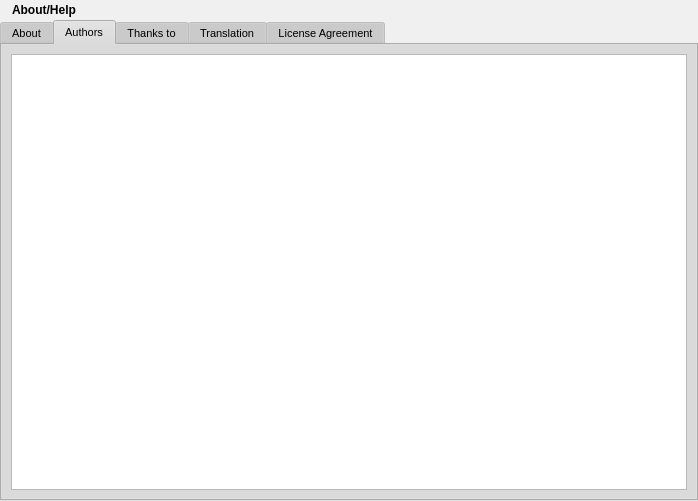
Above: rs-Qt-gui/src/gui/HelpDialog.ui from autoscatto/retroshare before the change. Below: the same form after it.
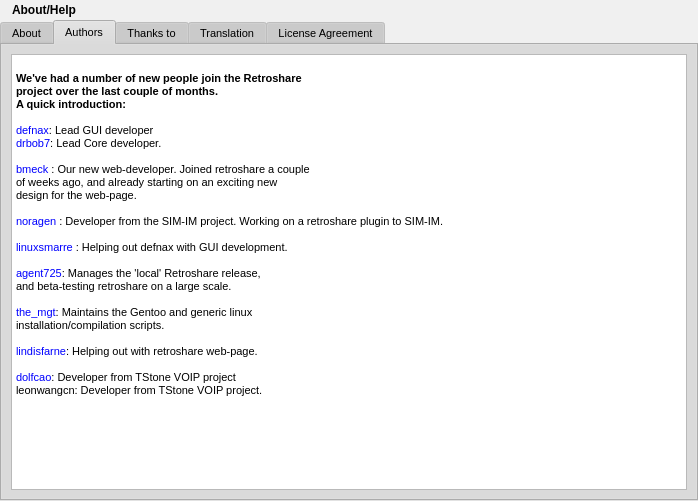
That is the form after the change. The open tabs and pages were chosen to show the change. Icons and pictures are not drawn.

Commit message: added Developers list in Authors

```diff
--- a/rs-Qt-gui/src/gui/HelpDialog.ui
+++ b/rs-Qt-gui/src/gui/HelpDialog.ui
@@ -566,6 +566,12 @@
          <property name="readOnly" >
           <bool>true</bool>
          </property>
+         <property name="html" >
+          <string>&lt;html>&lt;head>&lt;meta name="qrichtext" content="1" />&lt;style type="text/css">
+p, li { white-space: pre-wrap; }
+&lt;/style>&lt;/head>&lt;body style=" font-family:'Arial'; font-size:8pt; font-weight:400; font-style:normal; text-decoration:none;">
+&lt;p style=" margin-top:0px; margin-bottom:0px; margin-left:0px; margin-right:0px; -qt-block-indent:0; text-indent:0px;">&lt;br />&lt;span style=" font-weight:600;">We've had a number of new people join the Retroshare &lt;br />project over the last couple of months. &lt;br />A quick introduction: &lt;/span>&lt;br /> &lt;br />&lt;span style=" color:#0000ff;">defnax&lt;/span>: Lead GUI developer &lt;br />&lt;span style=" color:#0000ff;">drbob7&lt;/span>: Lead Core developer. &lt;br /> &lt;br />&lt;span style=" color:#0000ff;">bmeck&lt;/span> : Our new web-developer. Joined retroshare a couple &lt;br />of weeks ago, and already starting on an exciting new &lt;br />design for the web-page. &lt;br /> &lt;br />&lt;span style=" color:#0000ff;">noragen&lt;/span> : Developer from the SIM-IM project. Working on a retroshare plugin to SIM-IM. &lt;br /> &lt;br />&lt;span style=" color:#0000ff;">linuxsmarre&lt;/span> : Helping out defnax with GUI development. &lt;br /> &lt;br />&lt;span style=" color:#0000ff;">agent725&lt;/span>: Manages the 'local' Retroshare release, &lt;br />and beta-testing retroshare on a large scale. &lt;br /> &lt;br />&lt;span style=" color:#0000ff;">the_mgt&lt;/span>: Maintains the Gentoo and generic linux &lt;br />installation/compilation scripts. &lt;br /> &lt;br />&lt;span style=" color:#0000ff;">lindisfarne&lt;/span>: Helping out with retroshare web-page. &lt;br /> &lt;br />&lt;span style=" color:#0000ff;">dolfcao&lt;/span>: Developer from TStone VOIP project &lt;br />leonwangcn: Developer from TStone VOIP project. &lt;/p>&lt;/body>&lt;/html></string>
+         </property>
          <property name="acceptRichText" >
           <bool>false</bool>
          </property>
```
Left out of the diff: 2 changed lines with no effect on the pictures.
